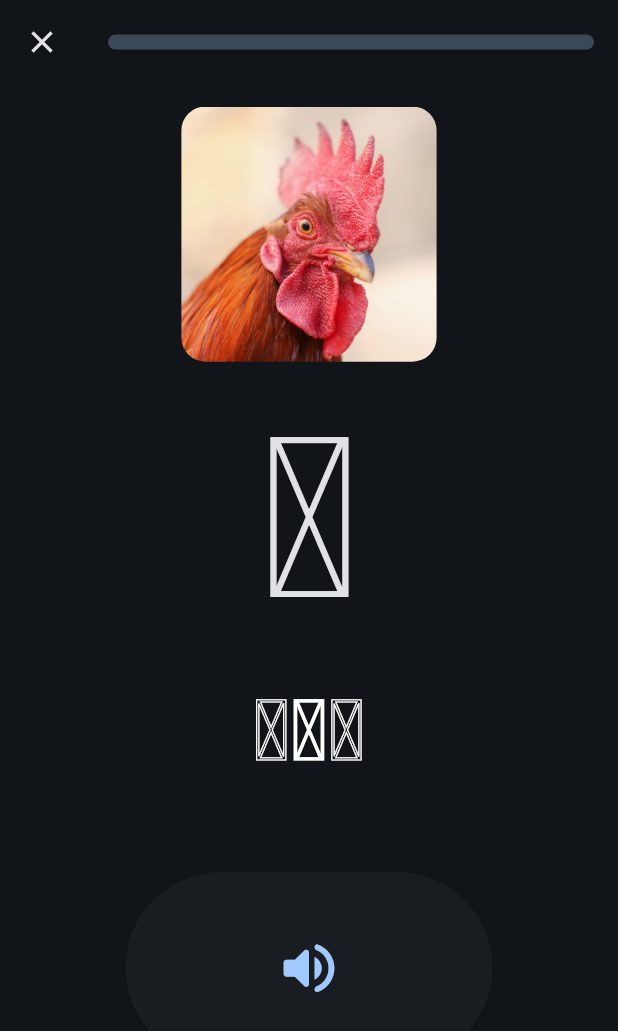
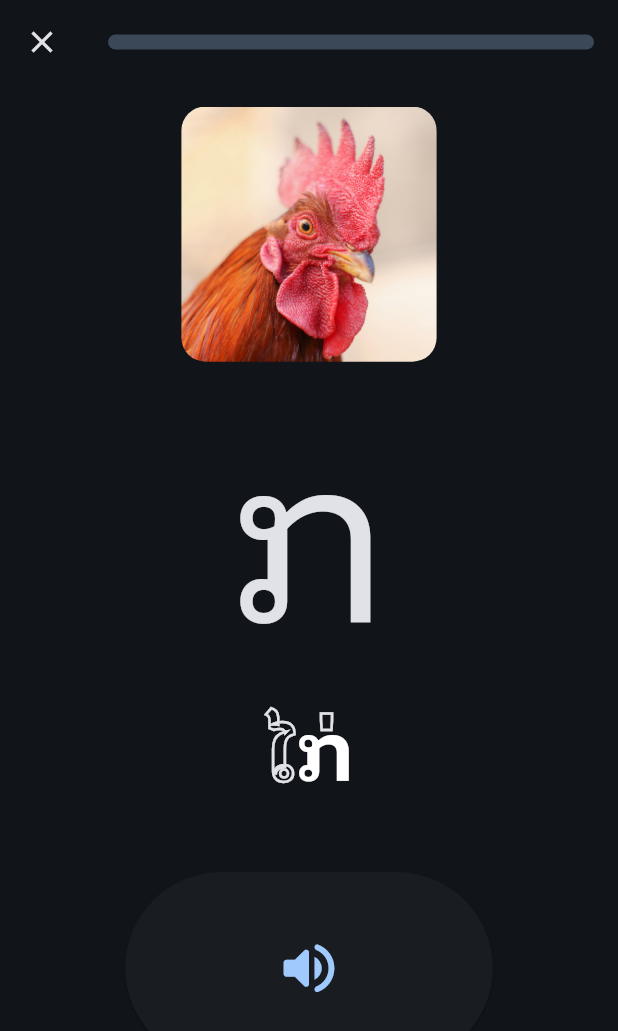
Before and after one commit to bobby-sills/learn_lao_app, a Flutter app: the screen it shows after launch, after a tap on an icon or button, on a phone screen of 412 x 824 dp. Shown: the top 1031 px of the screen. Run offline on Flutter 3.47's test engine with Material 3 defaults, Android fonts, the light colour scheme and no system bars; our stand-ins replace audioplayers, confetti, flutter_sticky_header, fluttertoast, hive_flutter; accounts and stored records are empty; Roboto replaces fonts that are missing (Saysettha); project files that could hold a hidden picture were left out.

Commit message:
added better font

```diff
--- a/lib/components/dynamic_bold_text.dart
+++ b/lib/components/dynamic_bold_text.dart
@@ -3,146 +3,41 @@ import 'package:flutter/material.dart';
 class DynamicBoldText extends StatelessWidget {
   final String text;
   final String targetCharacter;
-  final double fontSize;
-  final Color boldColor;
-  final Color outlineColor;
-  final double strokeWidth;
+  final TextStyle textStyle;
 
   const DynamicBoldText({
     super.key,
     required this.text,
     required this.targetCharacter,
-    this.fontSize = 32,
-    this.boldColor = Colors.black,
-    this.outlineColor = Colors.black,
-    this.strokeWidth = 2.0,
+    required this.textStyle,
   });
 
   @override
   Widget build(BuildContext context) {
-    return CustomPaint(
-      painter: DynamicBoldTextPainter(
-        text: text,
-        targetCharacter: targetCharacter,
-        fontSize: fontSize,
-        boldColor: boldColor,
-        outlineColor: outlineColor,
-        strokeWidth: strokeWidth,
-      ),
-      child: SizedBox(width: _getTextWidth(), height: fontSize * 1.5),
-    );
-  }
+    int highlightedRune = targetCharacter.runes.single;
 
-  double _getTextWidth() {
-    final textPainter = TextPainter(
-      text: TextSpan(
-        text: text,
-        style: TextStyle(
-          fontFamily: 'Saysettha',
-          fontSize: fontSize,
-          fontWeight: FontWeight.bold,
+    final List<TextSpan> spans = [];
+
+    for (int rune in text.runes) {
+      if (rune == highlightedRune) {
+        spans.add(TextSpan(text: String.fromCharCode(rune), style: textStyle));
+      } else {
+        spans.add(
+          TextSpan(
+            text: String.fromCharCode(rune),
+            style: textStyle.copyWith(
+              foreground: Paint()
+                ..style = PaintingStyle.stroke
+                ..strokeWidth = 1.0
+                ..color =
+                    textStyle.color ??
+                    DefaultTextStyle.of(context).style.color!,
             ),
           ),
-      textDirection: TextDirection.ltr,
         );
-    textPainter.layout();
-    return textPainter.width;
       }
     }
 
-class DynamicBoldTextPainter extends CustomPainter {
-  final String text;
-  final String targetCharacter;
-  final double fontSize;
-  final Color boldColor;
-  final Color outlineColor;
-  final double strokeWidth;
-
-  DynamicBoldTextPainter({
-    required this.text,
-    required this.targetCharacter,
-    required this.fontSize,
-    required this.boldColor,
-    required this.outlineColor,
-    required this.strokeWidth,
-  });
-
-  @override
-  void paint(Canvas canvas, Size size) {
-    // First, draw the outlined text
-    final outlineTextPainter = TextPainter(
-      text: TextSpan(
-        text: text,
-        style: TextStyle(
-          fontFamily: 'Saysettha',
-          fontSize: fontSize,
-          fontWeight: FontWeight.normal,
-          foreground: Paint()
-            ..style = PaintingStyle.stroke
-            ..strokeWidth = strokeWidth
-            ..color = outlineColor,
-        ),
-      ),
-      textDirection: TextDirection.ltr,
-    );
-    outlineTextPainter.layout();
-    outlineTextPainter.paint(canvas, Offset.zero);
-
-    // Then, draw the bold character overlay
-    final targetRune = targetCharacter.runes.single;
-    final textRunes = text.runes.toList();
-
-    for (int i = 0; i < textRunes.length; i++) {
-      if (textRunes[i] == targetRune) {
-        // Get the position of this character
-        final charOffset = _getCharacterOffset(i);
-
-        // Draw just this character in bold
-        final boldCharPainter = TextPainter(
-          text: TextSpan(
-            text: String.fromCharCode(textRunes[i]),
-            style: TextStyle(
-              fontFamily: 'Saysettha',
-              fontSize: fontSize,
-              fontWeight: FontWeight.bold,
-              color: boldColor,
-            ),
-          ),
-          textDirection: TextDirection.ltr,
-        );
-        boldCharPainter.layout();
-        boldCharPainter.paint(canvas, Offset(charOffset, 0));
+    return RichText(text: TextSpan(children: spans));
   }
 }
-  }
-
-  double _getCharacterOffset(int charIndex) {
-    if (charIndex == 0) return 0;
-
-    // Get the width of text up to this character
-    final textUpToChar = String.fromCharCodes(text.runes.take(charIndex));
-    final textPainter = TextPainter(
-      text: TextSpan(
-        text: textUpToChar,
-        style: TextStyle(
-          fontFamily: 'Saysettha',
-          fontSize: fontSize,
-          fontWeight: FontWeight.normal,
-        ),
-      ),
-      textDirection: TextDirection.ltr,
-    );
-    textPainter.layout();
-    return textPainter.width;
-  }
-
-  @override
-  bool shouldRepaint(DynamicBoldTextPainter oldDelegate) {
-    return oldDelegate.text != text ||
-        oldDelegate.targetCharacter != targetCharacter ||
-        oldDelegate.fontSize != fontSize ||
-        oldDelegate.boldColor != boldColor ||
-        oldDelegate.outlineColor != outlineColor ||
-        oldDelegate.strokeWidth != strokeWidth;
-  }
-}
--- a/lib/exercises/learn_consonant_exercise.dart
+++ b/lib/exercises/learn_consonant_exercise.dart
@@ -53,7 +53,6 @@ class LearningExerciseState
   @override
   Widget build(BuildContext context) {
     final ThemeData theme = Theme.of(context);
-    final bool isDarkMode = theme.brightness == Brightness.dark;
 
     return Expanded(
       child: Center(
@@ -88,10 +87,11 @@ class LearningExerciseState
                 child: DynamicBoldText(
                   text: widget.word,
                   targetCharacter: widget.letter,
-                  fontSize: 200,
-                  boldColor: isDarkMode ? Colors.white : Colors.black,
-                  outlineColor: isDarkMode ? Colors.white : Colors.black,
-                  strokeWidth: 2.5,
+                  textStyle: TextStyle(
+                    fontFamily: "NotoSansLaoLooped",
+                    fontWeight: FontWeight.w700,
+                    fontSize: theme.textTheme.headlineLarge!.fontSize,
+                  ),
                 ),
               ),
             ),
--- a/lib/exercises/learn_vowel_exercise.dart
+++ b/lib/exercises/learn_vowel_exercise.dart
@@ -59,7 +59,6 @@ class LearnVowelExerciseState
   @override
   Widget build(BuildContext context) {
     final ThemeData theme = Theme.of(context);
-    final bool isDarkMode = theme.brightness == Brightness.dark;
 
     return Expanded(
       child: Center(
@@ -73,10 +72,11 @@ class LearnVowelExerciseState
                 child: DynamicBoldText(
                   text: widget.letter,
                   targetCharacter: vowelPlaceholder,
-                  fontSize: 200,
-                  boldColor: isDarkMode ? Colors.white : Colors.black,
-                  outlineColor: isDarkMode ? Colors.white : Colors.black,
-                  strokeWidth: 2.5,
+                  textStyle: TextStyle(
+                    fontFamily: "NotoSansLaoLooped",
+                    fontWeight: FontWeight.w700,
+                    fontSize: theme.textTheme.headlineLarge!.fontSize,
+                  ),
                 ),
               ),
             ),
--- a/lib/exercises/select_letter_exercise.dart
+++ b/lib/exercises/select_letter_exercise.dart
@@ -75,8 +75,7 @@ class SelectLetterExerciseState
                         shuffledLetters[index],
                         style: TextStyle(
                           fontSize: theme.textTheme.displayLarge?.fontSize,
-                          fontFamily: 'Saysettha',
-                          fontWeight: FontWeight.w600,
+                          fontFamily: 'NotoSansLaoLooped',
                         ),
                       ),
                     );
--- a/lib/utilities/shared_styles.dart
+++ b/lib/utilities/shared_styles.dart
@@ -1,6 +1,3 @@
 import 'package:flutter/material.dart';
 
-const TextStyle laoStyle = TextStyle(
-  fontFamily: 'Saysettha',
-  fontWeight: FontWeight.w600,
-);
+const TextStyle laoStyle = TextStyle(fontFamily: 'NotoSansLaoLooped');
```
Also changed, not shown: pubspec.yaml (+18 -2 lines), assets/fonts/NotoSansLooped/NotoSansLaoLooped-Black.ttf (added), assets/fonts/NotoSansLooped/NotoSansLaoLooped-Bold.ttf (added), assets/fonts/NotoSansLooped/NotoSansLaoLooped-ExtraBold.ttf (added), assets/fonts/NotoSansLooped/NotoSansLaoLooped-ExtraLight.ttf (added), assets/fonts/NotoSansLooped/NotoSansLaoLooped-Light.ttf (added), assets/fonts/NotoSansLooped/NotoSansLaoLooped-Medium.ttf (added), assets/fonts/NotoSansLooped/NotoSansLaoLooped-Regular.ttf (added), assets/fonts/NotoSansLooped/NotoSansLaoLooped-SemiBold.ttf (added), assets/fonts/NotoSansLooped/NotoSansLaoLooped-Thin.ttf (added), assets/fonts/noto_sans_looped.ttf (deleted), 1 other file. Lines whose indentation alone changed are shown as unchanged.
